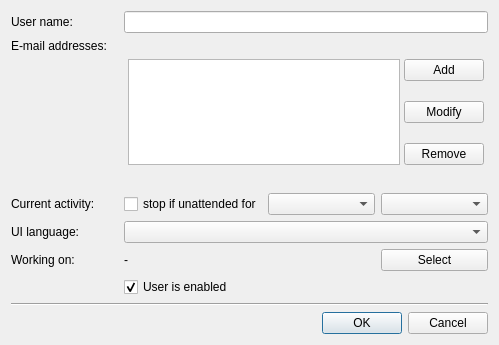
The window that Src.QT/tt3-gui/ModifyUserDialog.ui (akapustiatyahoocouk/TimeTracker3) describes before a commit, drawn with Qt 5.
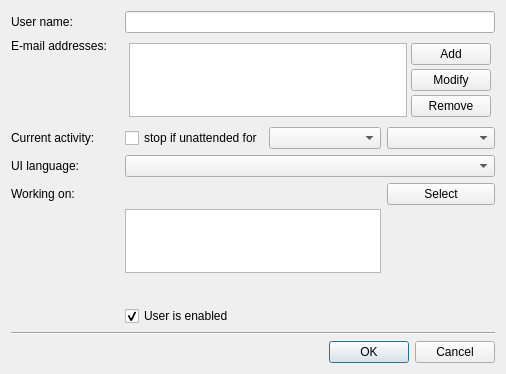
The same window after the commit. Icons and pictures are not drawn.

```diff
--- a/Src.QT/tt3-gui/ModifyUserDialog.ui
+++ b/Src.QT/tt3-gui/ModifyUserDialog.ui
@@ -6,8 +6,8 @@
    <rect>
     <x>0</x>
     <y>0</y>
-    <width>499</width>
-    <height>345</height>
+    <width>506</width>
+    <height>374</height>
    </rect>
   </property>
   <property name="windowTitle">
@@ -18,13 +18,6 @@
     <normaloff>:/tt3-gui/Resources/Images/Actions/ModifyUserLarge.png</normaloff>:/tt3-gui/Resources/Images/Actions/ModifyUserLarge.png</iconset>
   </property>
   <layout class="QGridLayout" name="gridLayout_2">
-   <item row="2" column="0">
-    <widget class="QLabel" name="inactivityTimeoutLabel">
-     <property name="text">
-      <string>Current activity:</string>
-     </property>
-    </widget>
-   </item>
    <item row="0" column="0">
     <widget class="QLabel" name="realNameLabel">
      <property name="text">
@@ -32,43 +25,13 @@
      </property>
     </widget>
    </item>
-   <item row="3" column="1" colspan="3">
-    <widget class="QComboBox" name="uiLocaleComboBox"/>
-   </item>
-   <item row="5" column="1" colspan="3">
-    <widget class="QCheckBox" name="enabledCheckBox">
+   <item row="1" column="0">
+    <widget class="QLabel" name="emailAddressesLabel">
      <property name="text">
-      <string>User is enabled</string>
+      <string>E-mail addresses:</string>
      </property>
-     <property name="checked">
-      <bool>true</bool>
-     </property>
-    </widget>
-   </item>
-   <item row="2" column="2">
-    <widget class="QComboBox" name="hoursComboBox"/>
-   </item>
-   <item row="3" column="0">
-    <widget class="QLabel" name="uiLocaleLabel">
-     <property name="text">
-      <string>UI language:</string>
-     </property>
-    </widget>
-   </item>
-   <item row="2" column="1">
-    <widget class="QCheckBox" name="inactivityTimeoutCheckBox">
-     <property name="text">
-      <string>stop if unattended for</string>
-     </property>
-    </widget>
-   </item>
-   <item row="2" column="3">
-    <widget class="QComboBox" name="minutesComboBox"/>
-   </item>
-   <item row="6" column="0" colspan="4">
-    <widget class="Line" name="line">
-     <property name="orientation">
-      <enum>Qt::Orientation::Horizontal</enum>
+     <property name="alignment">
+      <set>Qt::AlignmentFlag::AlignLeading|Qt::AlignmentFlag::AlignLeft|Qt::AlignmentFlag::AlignTop</set>
      </property>
     </widget>
    </item>
@@ -129,26 +92,30 @@
      </layout>
     </widget>
    </item>
-   <item row="0" column="1" colspan="3">
-    <widget class="QLineEdit" name="realNameLineEdit"/>
-   </item>
-   <item row="1" column="0">
-    <widget class="QLabel" name="emailAddressesLabel">
+   <item row="2" column="0">
+    <widget class="QLabel" name="inactivityTimeoutLabel">
      <property name="text">
-      <string>E-mail addresses:</string>
+      <string>Current activity:</string>
      </property>
-     <property name="alignment">
-      <set>Qt::AlignmentFlag::AlignLeading|Qt::AlignmentFlag::AlignLeft|Qt::AlignmentFlag::AlignTop</set>
-     </property>
     </widget>
    </item>
-   <item row="7" column="0" colspan="4">
-    <widget class="QDialogButtonBox" name="buttonBox">
-     <property name="orientation">
-      <enum>Qt::Orientation::Horizontal</enum>
+   <item row="2" column="1">
+    <widget class="QCheckBox" name="inactivityTimeoutCheckBox">
+     <property name="text">
+      <string>stop if unattended for</string>
      </property>
-     <property name="standardButtons">
-      <set>QDialogButtonBox::StandardButton::Cancel|QDialogButtonBox::StandardButton::Ok</set>
+    </widget>
+   </item>
+   <item row="2" column="2">
+    <widget class="QComboBox" name="hoursComboBox"/>
+   </item>
+   <item row="2" column="3">
+    <widget class="QComboBox" name="minutesComboBox"/>
+   </item>
+   <item row="3" column="0">
+    <widget class="QLabel" name="uiLocaleLabel">
+     <property name="text">
+      <string>UI language:</string>
      </property>
     </widget>
    </item>
@@ -159,10 +126,25 @@
      </property>
     </widget>
    </item>
-   <item row="4" column="1" colspan="2">
-    <widget class="QLabel" name="eorkingOnListLabel">
-     <property name="text">
-      <string>-</string>
+   <item row="4" column="1" rowspan="2" colspan="2">
+    <widget class="QListWidget" name="workloadsListWidget">
+     <property name="sizePolicy">
+      <sizepolicy hsizetype="Expanding" vsizetype="Expanding">
+       <horstretch>0</horstretch>
+       <verstretch>64</verstretch>
+      </sizepolicy>
+     </property>
+     <property name="maximumSize">
+      <size>
+       <width>16777215</width>
+       <height>64</height>
+      </size>
+     </property>
+     <property name="baseSize">
+      <size>
+       <width>0</width>
+       <height>64</height>
+      </size>
      </property>
     </widget>
    </item>
@@ -177,6 +159,52 @@
      </property>
     </widget>
    </item>
+   <item row="5" column="3">
+    <spacer name="verticalSpacer">
+     <property name="orientation">
+      <enum>Qt::Orientation::Vertical</enum>
+     </property>
+     <property name="sizeHint" stdset="0">
+      <size>
+       <width>20</width>
+       <height>28</height>
+      </size>
+     </property>
+    </spacer>
+   </item>
+   <item row="6" column="1">
+    <widget class="QCheckBox" name="enabledCheckBox">
+     <property name="text">
+      <string>User is enabled</string>
+     </property>
+     <property name="checked">
+      <bool>true</bool>
+     </property>
+    </widget>
+   </item>
+   <item row="7" column="0" colspan="4">
+    <widget class="Line" name="line">
+     <property name="orientation">
+      <enum>Qt::Orientation::Horizontal</enum>
+     </property>
+    </widget>
+   </item>
+   <item row="0" column="1" colspan="3">
+    <widget class="QLineEdit" name="realNameLineEdit"/>
+   </item>
+   <item row="3" column="1" colspan="3">
+    <widget class="QComboBox" name="uiLocaleComboBox"/>
+   </item>
+   <item row="8" column="0" colspan="4">
+    <widget class="QDialogButtonBox" name="buttonBox">
+     <property name="orientation">
+      <enum>Qt::Orientation::Horizontal</enum>
+     </property>
+     <property name="standardButtons">
+      <set>QDialogButtonBox::StandardButton::Cancel|QDialogButtonBox::StandardButton::Ok</set>
+     </property>
+    </widget>
+   </item>
   </layout>
  </widget>
  <tabstops>
```
Left out of the diff: 1 changed line with no effect on the pictures.
